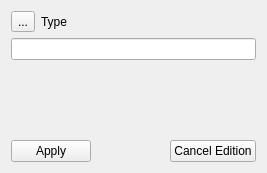
Qt form src/genericgui/FormEditItem.ui (SalomePlatform/yacs) before a commit.
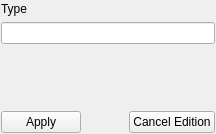
The same form after that commit.

```diff
--- a/src/genericgui/FormEditItem.ui
+++ b/src/genericgui/FormEditItem.ui
@@ -1,32 +1,49 @@
 <ui version="4.0" >
  <class>fm_editItem</class>
- <widget class="QWidget" name="fm_editItem" >
-  <property name="geometry" >
+ <widget class="QWidget" name="fm_editItem">
+  <property name="geometry">
    <rect>
     <x>0</x>
     <y>0</y>
-    <width>267</width>
-    <height>173</height>
+    <width>216</width>
+    <height>134</height>
    </rect>
   </property>
-  <property name="windowTitle" >
+  <property name="sizePolicy">
+   <sizepolicy hsizetype="Preferred" vsizetype="Preferred">
+    <horstretch>0</horstretch>
+    <verstretch>0</verstretch>
+   </sizepolicy>
+  </property>
+  <property name="windowTitle">
    <string>Form</string>
   </property>
-  <layout class="QGridLayout" name="gridLayout" >
-   <item row="0" column="0" >
-    <layout class="QGridLayout" name="gridLayout1" >
-     <item row="0" column="0" >
-      <layout class="QGridLayout" name="gridLayout3" >
-       <item row="0" column="0" >
-        <widget class="QToolButton" name="tb_min" >
-         <property name="text" >
-          <string>...</string>
+  <layout class="QGridLayout" name="gridLayout">
+   <property name="leftMargin">
+    <number>1</number>
+   </property>
+   <property name="topMargin">
+    <number>2</number>
+   </property>
+   <property name="rightMargin">
+    <number>1</number>
+   </property>
+   <property name="bottomMargin">
+    <number>1</number>
+   </property>
+   <item row="0" column="0">
+    <layout class="QGridLayout" name="gridLayout1">
+     <item row="0" column="0">
+      <layout class="QGridLayout" name="gridLayout3">
+       <item row="0" column="0">
+        <widget class="QLabel" name="la_type">
+         <property name="sizePolicy">
+          <sizepolicy hsizetype="Preferred" vsizetype="Preferred">
+           <horstretch>0</horstretch>
+           <verstretch>0</verstretch>
+          </sizepolicy>
          </property>
-        </widget>
-       </item>
-       <item row="0" column="1" >
-        <widget class="QLabel" name="la_type" >
-         <property name="text" >
+         <property name="text">
           <string>Type</string>
          </property>
         </widget>
@@ -58,11 +75,20 @@
      </property>
     </spacer>
    </item>
-   <item row="2" column="0" >
-    <layout class="QHBoxLayout" >
+   <item row="2" column="0">
+    <layout class="QHBoxLayout">
+     <property name="sizeConstraint">
+      <enum>QLayout::SetDefaultConstraint</enum>
+     </property>
      <item>
-      <widget class="QPushButton" name="pb_apply" >
-       <property name="text" >
+      <widget class="QPushButton" name="pb_apply">
+       <property name="sizePolicy">
+        <sizepolicy hsizetype="Preferred" vsizetype="Fixed">
+         <horstretch>0</horstretch>
+         <verstretch>0</verstretch>
+        </sizepolicy>
+       </property>
+       <property name="text">
         <string>Apply</string>
        </property>
       </widget>
@@ -81,8 +107,14 @@
       </spacer>
      </item>
      <item>
-      <widget class="QPushButton" name="pb_cancel" >
-       <property name="text" >
+      <widget class="QPushButton" name="pb_cancel">
+       <property name="sizePolicy">
+        <sizepolicy hsizetype="Preferred" vsizetype="Fixed">
+         <horstretch>0</horstretch>
+         <verstretch>0</verstretch>
+        </sizepolicy>
+       </property>
+       <property name="text">
         <string>Cancel Edition</string>
        </property>
       </widget>
```
Left out of the diff: 25 changed lines with no effect on the pictures.
